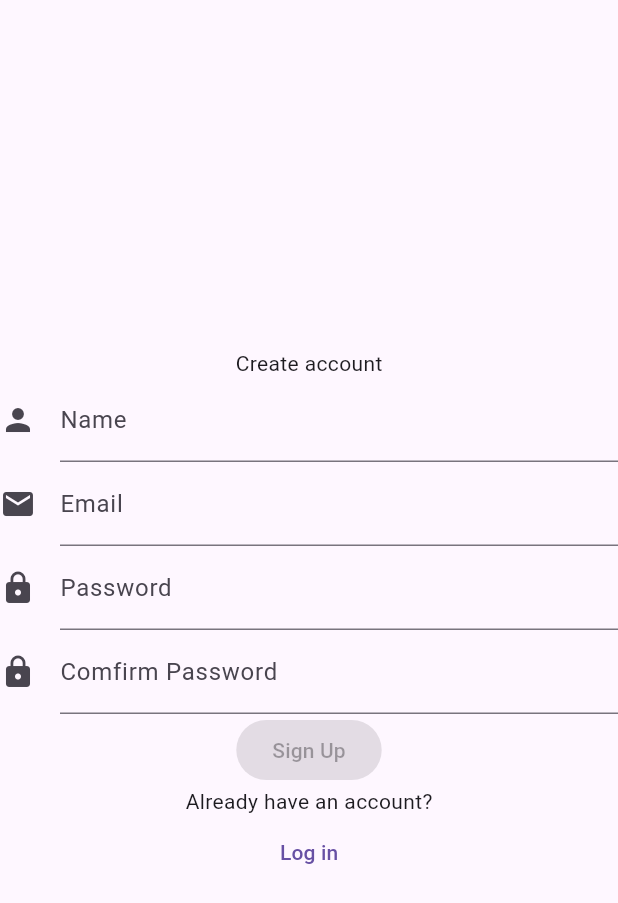
After one commit to CaioLCM/PulseSF, a Flutter app: the screen it shows after launch, after a tap on "Sign up", on a phone screen of 412 x 824 dp. The commit adds this screen. Shown: the top 903 px of the screen. Run offline on Flutter 3.47's test engine with Material 3 defaults, Android fonts, the phone set to English and light mode, and no system bars.

Commit message:
Added the possibility to change to sign up page; build the sign up page bonne + icons; added the possibility to come back to sign up page

```diff
--- /dev/null
+++ b/lib/Widgets/Main/signUpButton.dart
@@ -0,0 +1,16 @@
+import 'package:flutter/material.dart';
+import 'package:pulsesf/pages/Signupscreen.dart';
+
+class Signupbutton extends StatelessWidget{
+
+  @override
+  Widget build(BuildContext context) {
+      return TextButton(onPressed: () {
+        Navigator.push(context, MaterialPageRoute(builder: (builder) => Signupscreen()));
+      }, child: Text("Sign up"), style:
+                  ButtonStyle(
+                    textStyle: WidgetStatePropertyAll(TextStyle(color: Colors.blue))
+                  ),);
+
+  }
+}
--- a/lib/main.dart
+++ b/lib/main.dart
@@ -2,6 +2,7 @@ import 'package:flutter/material.dart';
 import 'package:pulsesf/Widgets/Main/email.dart';
 import 'package:pulsesf/Widgets/Main/logInButton.dart';
 import 'package:pulsesf/Widgets/Main/password.dart';
+import 'package:pulsesf/Widgets/Main/signupButton.dart';
 import 'package:pulsesf/Widgets/Main/title.dart';
 
 main(){
@@ -40,10 +41,7 @@ class MyApp extends StatelessWidget {
                   Loginbutton(),
                   SizedBox(height: 10),
                   Text("Don't have an account?", style: TextStyle(fontWeight: FontWeight.bold)),
-                  TextButton(onPressed: null, child: Text("Sign up"), style:
-                  ButtonStyle(
-                    textStyle: WidgetStatePropertyAll(TextStyle(color: Colors.blue))
-                  ),)
+                  Signupbutton()
                 ],
             ),
             ),
--- /dev/null
+++ b/lib/pages/Signupscreen.dart
@@ -0,0 +1,40 @@
+import 'package:flutter/material.dart';
+
+class Signupscreen extends StatelessWidget{
+  @override
+  Widget build(BuildContext context){
+    return Scaffold(
+        body: Column(
+          mainAxisAlignment: MainAxisAlignment.center,
+          children: [
+            Text("Create account"),
+            TextField(decoration: InputDecoration(
+              labelText: "Name",
+              icon: Icon(Icons.person)
+            ),
+            ),
+            TextField(decoration: InputDecoration(
+              labelText: "Email",
+              icon: Icon(Icons.email)
+            ),
+            ),
+            TextField(decoration: InputDecoration(
+              labelText: "Password",
+              icon: Icon(Icons.lock)
+            ),
+            ),
+            TextField(decoration: InputDecoration(
+              labelText: "Comfirm Password",
+              icon: Icon(Icons.lock)
+            ),
+            ),
+            ElevatedButton(onPressed: null, child: Text("Sign Up")),
+            Text("Already have an account?"),
+            TextButton(onPressed: () => {
+              Navigator.pop(context)
+            }, child: Text("Log in"))
+          ],
+        ),
+      );
+  }
+}
```
